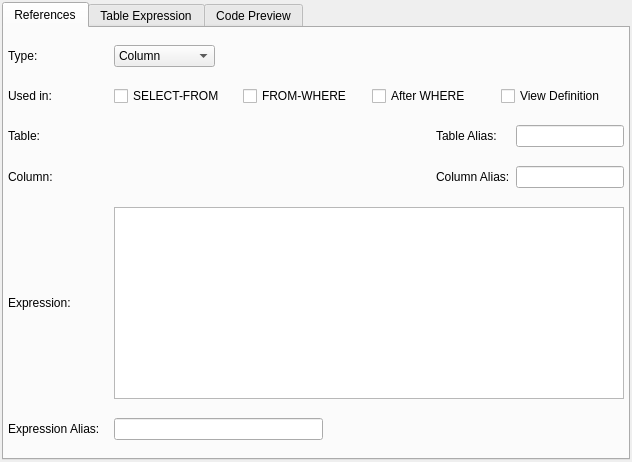
Above: libpgmodeler_ui/ui/viewwidget.ui from pgmodeler/pgmodeler before the change. Below: the same form after it.
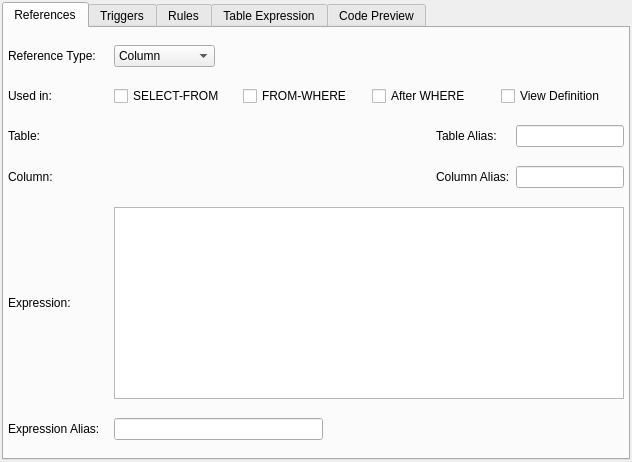
That is the form after the change.

Commit message:
Finish View's trigger/rules support.
Minor changes on ModelObjectsWidget,
ObjectsScene,TableView,GraphicalView,
BaseTableView, DatabaseModel

Minor fixes on ModelWidget, OperationList

```diff
--- a/libpgmodeler_ui/ui/viewwidget.ui
+++ b/libpgmodeler_ui/ui/viewwidget.ui
@@ -58,7 +58,7 @@
           </size>
          </property>
          <property name="text">
-          <string>Type:</string>
+          <string>Reference Type:</string>
          </property>
         </widget>
        </item>
@@ -259,6 +259,16 @@
        </item>
       </layout>
      </widget>
+     <widget class="QWidget" name="tab_3">
+      <attribute name="title">
+       <string>Triggers</string>
+      </attribute>
+     </widget>
+     <widget class="QWidget" name="tab_4">
+      <attribute name="title">
+       <string>Rules</string>
+      </attribute>
+     </widget>
      <widget class="QWidget" name="CTE">
       <attribute name="title">
        <string>Table Expression</string>
```
The commit also changes 45 other files.
